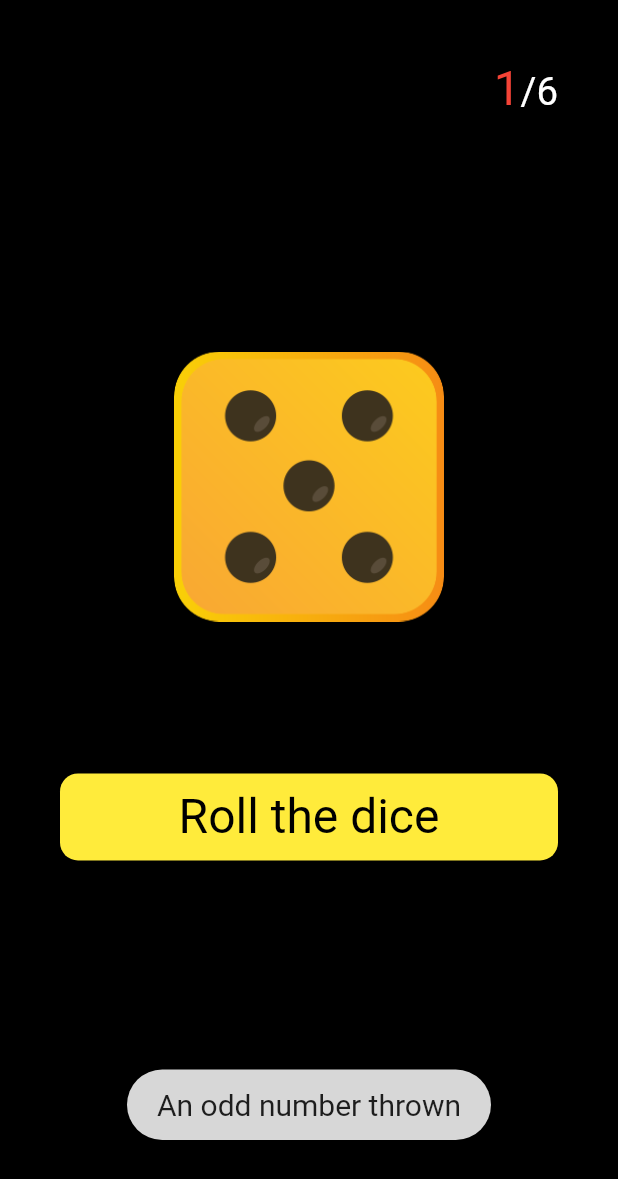
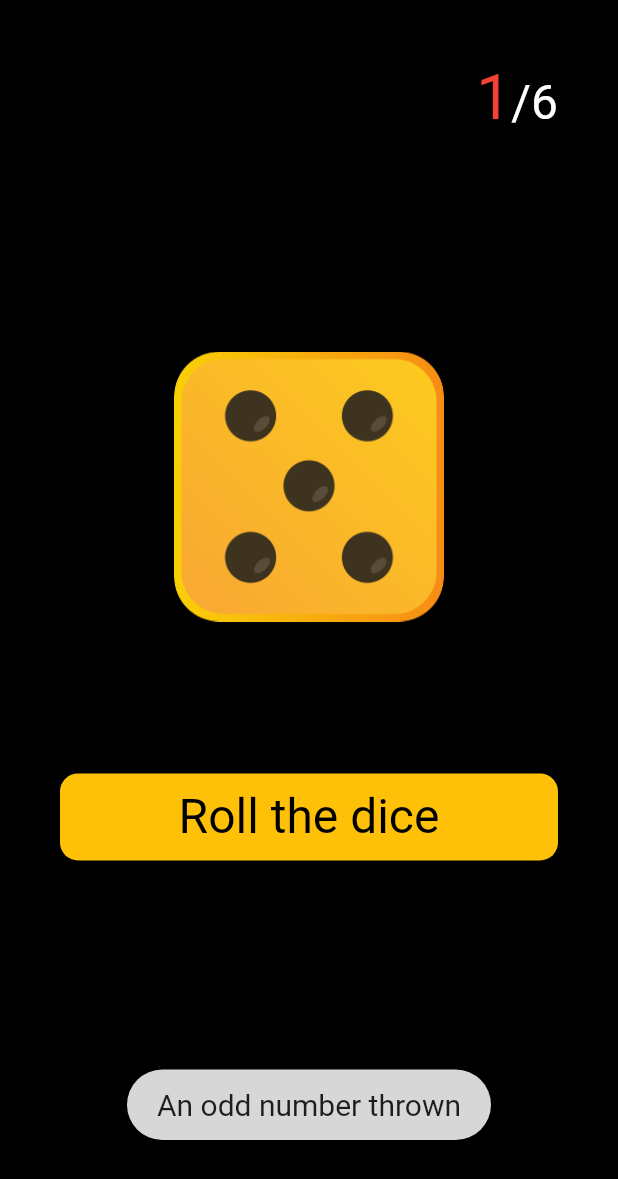
Before and after one commit to shonibaredavida/kodecamp_dice_game_task_7, a Flutter app: the screen it shows after launch, after a tap on "Roll the dice", on a phone screen of 412 x 824 dp. Shown: the top 1179 px of the screen. Run offline on Flutter 3.47's test engine with Material 2 defaults, Android fonts, the phone set to English and light mode, and no system bars; our stand-ins replace fluttertoast, get.

Commit message:
colors update, errors removed

```diff
--- a/lib/controllers/dice_rolll_controller.dart
+++ b/lib/controllers/dice_rolll_controller.dart
@@ -18,8 +18,8 @@ class DiceRollController extends GetxController {
     thrownValues = [];
     displayText.value = "";
     refresh();
-    print(thrownValues);
-    print("restart Game");
+    //print(thrownValues);
+    //print("restart Game");
   }
 
   @override
@@ -39,7 +39,7 @@ class DiceRollController extends GetxController {
       longDuration: true,
     );
     await Future.delayed(const Duration(milliseconds: 1200), () {
-      print(thrownValues);
+      //print(thrownValues);
     });
   }
 
@@ -93,7 +93,7 @@ class DiceRollController extends GetxController {
       await displaValuesList();
       refresh();
     }
-    print(thrownValues);
+    //print(thrownValues);
 
     _isLoading.value = false;
     refresh();
--- a/lib/screens/dice_roller_screen.dart
+++ b/lib/screens/dice_roller_screen.dart
@@ -1,6 +1,7 @@
 import 'package:flutter/material.dart';
 import 'package:get/get.dart';
 import 'package:kodecamp_dice_game_task_7/controllers/dice_rolll_controller.dart';
+import 'package:kodecamp_dice_game_task_7/utils/constants/colors.dart';
 import 'package:kodecamp_dice_game_task_7/utils/constants/sizes.dart';
 
 class DiceRollerScreen extends StatelessWidget {
@@ -13,7 +14,7 @@ class DiceRollerScreen extends StatelessWidget {
     final controller = Get.put(DiceRollController());
     return Scaffold(
       body: Container(
-        color: Colors.black,
+        color: backgroundColor,
         child: Stack(children: [
           Positioned(
             top: 40,
@@ -22,14 +23,15 @@ class DiceRollerScreen extends StatelessWidget {
               return Text.rich(
                 TextSpan(
                     text: controller.currentTurn.toString(),
-                    style: const TextStyle(
-                        fontSize: DiceSizes.fontSizeTitle, color: Colors.red),
-                    children: const [
+                    style: TextStyle(
+                        fontSize: DiceSizes.fontSizeTitle * 1.3,
+                        color: errorRed),
+                    children: [
                       TextSpan(
                         text: "/6",
                         style: TextStyle(
-                            fontSize: DiceSizes.fontSizeTitle * .8,
-                            color: Colors.white),
+                            fontSize: DiceSizes.fontSizeTitle,
+                            color: whiteColor),
                       )
                     ]),
               );
@@ -63,10 +65,12 @@ class DiceRollerScreen extends StatelessWidget {
                           shape: RoundedRectangleBorder(
                             borderRadius: BorderRadius.circular(12),
                           ),
-                          backgroundColor: controller.thrownValues.length < 6
-                              ? Colors.yellow
-                              : Colors.red.withOpacity(0.3),
-                          foregroundColor: Colors.black,
+                          backgroundColor: controller.isLoading
+                              ? greyColor.withOpacity(0.7)
+                              : controller.thrownValues.length < 6
+                                  ? amberColor
+                                  : errorRed.withOpacity(0.31),
+                          foregroundColor: backgroundColor,
                           textStyle: const TextStyle(fontSize: 28),
                         ),
                         child: Padding(
@@ -78,8 +82,8 @@ class DiceRollerScreen extends StatelessWidget {
                             style: TextStyle(
                                 fontSize: DiceSizes.fontSizeTitle,
                                 color: controller.thrownValues.length < 6
-                                    ? Colors.black
-                                    : Colors.white),
+                                    ? backgroundColor
+                                    : whiteColor),
                           ),
                         ),
                       );
--- a/lib/screens/splash_screen.dart
+++ b/lib/screens/splash_screen.dart
@@ -1,6 +1,7 @@
 import 'package:flutter/material.dart';
 import 'package:get/get.dart';
 import 'package:kodecamp_dice_game_task_7/controllers/splash_screen_controller.dart';
+import 'package:kodecamp_dice_game_task_7/utils/constants/colors.dart';
 import 'package:kodecamp_dice_game_task_7/utils/constants/sizes.dart';
 
 import '../utils/constants/images.dart';
@@ -14,7 +15,7 @@ class SplashScreen extends StatelessWidget {
     Get.put(SplashScreenController());
     return Scaffold(
       body: Container(
-        color: Colors.black54,
+        color: splashBackgroundColor,
         child: Center(
           child: Column(
             mainAxisAlignment: MainAxisAlignment.center,
--- a/lib/utils/constants/colors.dart
+++ b/lib/utils/constants/colors.dart
@@ -1,7 +1,11 @@
 import 'package:flutter/material.dart';
 
 Color primaryColor = const Color.fromARGB(255, 191, 203, 30);
-Color greyLine = Colors.grey;
+Color greyColor = Colors.grey;
 Color errorRed = Colors.red;
 Color gridItemColor = const Color.fromARGB(255, 237, 240, 237);
-Color altPrimary = Colors.blue;
+
+Color amberColor = Colors.amber;
+Color backgroundColor = Colors.black;
+Color whiteColor = Colors.white;
+Color splashBackgroundColor = const Color.fromARGB(106, 0, 0, 0);
```
